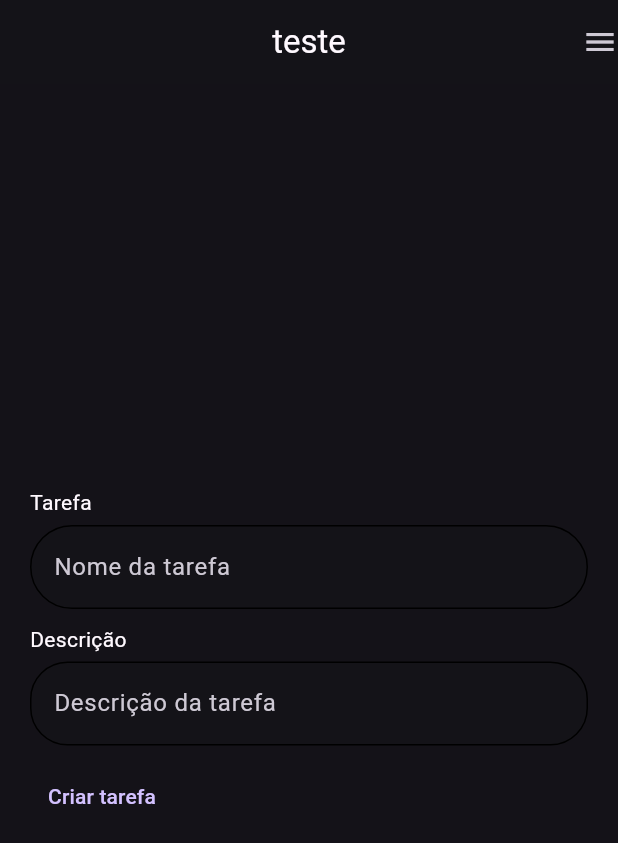
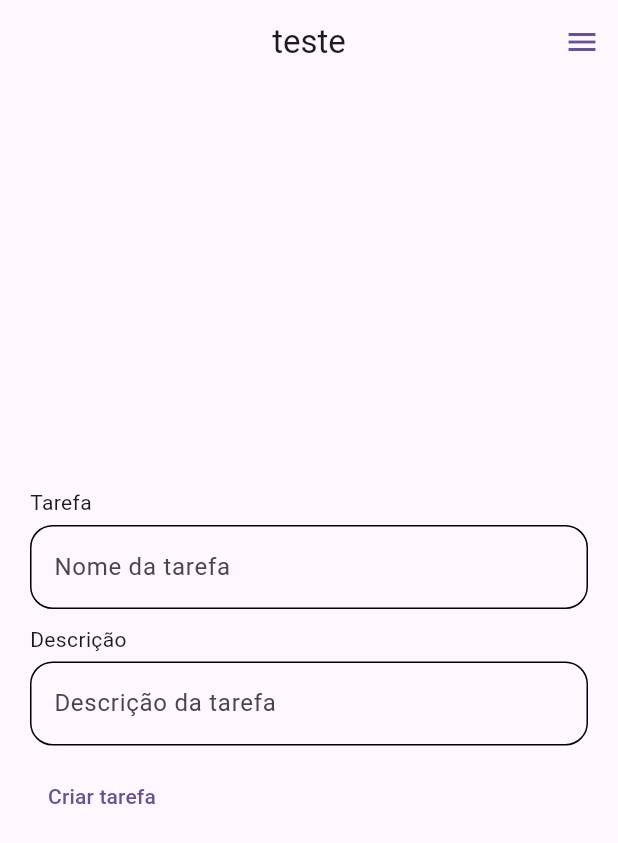
Before and after one commit to gwrgwr/todo_application, a Flutter app: the MyPageView screen opened directly, swiped to page 2, on a phone screen of 412 x 824 dp. Shown: the top 843 px of the screen. Run offline on Flutter 3.47's test engine with Material 3 defaults, Android fonts, the phone set to English and light mode, and no system bars; our stand-ins replace bloc, flutter_bloc, flutter_slidable, get_it, sqflite; accounts and stored records are empty.

Commit message:
Fixed bugs and added themes

```diff
--- a/lib/bloc/todo_bloc.dart
+++ b/lib/bloc/todo_bloc.dart
@@ -13,6 +13,7 @@ class TodoBloc extends Bloc<TodoEvent, TodoState> {
   TodoBloc(this._dataFromSqflite) : super(TodoInitialState()) {
     on<TodoRetrieveAllEvent>((TodoRetrieveAllEvent event, Emitter emit) async {
       final retrieve = await _dataFromSqflite.retrieveAll();
+      print(retrieve);
       emit(TodoSuccessState(listTodo: retrieve));
     });
 
--- a/lib/components/my_snackbar.dart
+++ b/lib/components/my_snackbar.dart
@@ -1,10 +1,10 @@
 import 'package:flutter/material.dart';
 
 class MySnackbar {
-  static SnackBar mySnackbar() {
+  static SnackBar mySnackbar(final String text) {
     return SnackBar(
-      content: const Text(
-        'Tarefa adicionada com sucesso !',
+      content: Text(
+        text,
         style: TextStyle(
         ),
       ),
--- a/lib/components/slidable_widget.dart
+++ b/lib/components/slidable_widget.dart
@@ -1,7 +1,7 @@
 import 'package:flutter/material.dart';
 import 'package:flutter_slidable/flutter_slidable.dart';
 import 'package:todo_application/bloc/todo_bloc.dart';
-import 'package:todo_application/components/modal_edit_widget.dart';
+import 'package:todo_application/components/bottom_sheets_edit.dart';
 import 'package:todo_application/model/todo_model.dart';
 
 class MySlidable extends StatelessWidget {
@@ -81,10 +81,12 @@ class MySlidable extends StatelessWidget {
               IconButton(
                 onPressed: () {
                   showModalBottomSheet(
+                    isScrollControlled: true,
                     context: context,
                     builder: (context) {
                       return ModalEdit(
                         item: item,
+                        todoBloc: todoBloc,
                       );
                     },
                   );
--- a/lib/main.dart
+++ b/lib/main.dart
@@ -23,7 +23,7 @@ class MyApp extends StatelessWidget {
     return MaterialApp(
       title: 'Flutter Demo',
       debugShowCheckedModeBanner: false,
-      theme: MaterialTheme(TextTheme()).darkMediumContrast(),
+      theme: const MaterialTheme(TextTheme()).light(),
       home: BlocProvider(
         create: (context) => TodoBloc(GetIt.instance.get<DataFromSqflite>()),
         child: MyPageView(),
--- a/lib/views/home_page.dart
+++ b/lib/views/home_page.dart
@@ -3,7 +3,7 @@ import 'package:flutter_bloc/flutter_bloc.dart';
 import 'package:flutter_slidable/flutter_slidable.dart';
 import 'package:get_it/get_it.dart';
 import 'package:todo_application/bloc/todo_bloc.dart';
-import 'package:todo_application/components/modal_edit_widget.dart';
+import 'package:todo_application/components/bottom_sheets_edit.dart';
 import 'package:todo_application/components/slidable_widget.dart';
 import 'package:todo_application/data/data_from_sqflite.dart';
 
--- a/lib/views/page_view.dart
+++ b/lib/views/page_view.dart
@@ -11,12 +11,17 @@ class MyPageView extends StatelessWidget {
   @override
   Widget build(BuildContext context) {
     return Scaffold(
+      resizeToAvoidBottomInset: true,
       appBar: AppBar(
         title: const Text('teste'),
         centerTitle: true,
-        actions: const [
-          Icon(
-            Icons.menu,
+        actions: [
+          IconButton(
+            onPressed: () {},
+            icon: Icon(
+              Icons.menu,
+              color: Theme.of(context).buttonTheme.colorScheme?.primary,
+            ),
           )
         ],
       ),
--- a/lib/views/todo_insert_page.dart
+++ b/lib/views/todo_insert_page.dart
@@ -26,18 +26,17 @@ class InsertPage extends StatelessWidget {
             decoration: InputDecoration(
               filled: true,
               hintText: "Nome da tarefa",
-              hintStyle: const TextStyle(
-              ),
+              hintStyle: const TextStyle(),
               enabledBorder: OutlineInputBorder(
-                borderRadius: BorderRadius.circular(30),
+                borderRadius: BorderRadius.circular(15),
               ),
               disabledBorder: OutlineInputBorder(
                 borderSide: BorderSide.none,
-                borderRadius: BorderRadius.circular(30),
+                borderRadius: BorderRadius.circular(15),
               ),
               focusedBorder: OutlineInputBorder(
                 borderSide: BorderSide.none,
-                borderRadius: BorderRadius.circular(30),
+                borderRadius: BorderRadius.circular(20),
               ),
             ),
           ),
@@ -50,24 +49,24 @@ class InsertPage extends StatelessWidget {
             decoration: InputDecoration(
               filled: true,
               hintText: "Descrição da tarefa",
-              hintStyle: const TextStyle(
-              ),
+              hintStyle: const TextStyle(),
               enabledBorder: OutlineInputBorder(
-                borderRadius: BorderRadius.circular(25),
+                borderRadius: BorderRadius.circular(15),
               ),
               disabledBorder: OutlineInputBorder(
                 borderSide: BorderSide.none,
-                borderRadius: BorderRadius.circular(25),
+                borderRadius: BorderRadius.circular(15),
               ),
               focusedBorder: OutlineInputBorder(
                 borderSide: BorderSide.none,
-                borderRadius: BorderRadius.circular(30),
+                borderRadius: BorderRadius.circular(20),
               ),
             ),
           ),
           const SizedBox(height: 10),
           TextButton(
             onPressed: () {
+              if (todoTextController.text.isNotEmpty) {
                 todoBloc.add(
                   TodoInsertEvent(
                     todo: Todo(
@@ -82,7 +81,7 @@ class InsertPage extends StatelessWidget {
                 todoTextController.clear();
                 descriptionController.clear();
                 ScaffoldMessenger.of(context).showSnackBar(
-                MySnackbar.mySnackbar(),
+                  MySnackbar.mySnackbar('Tarefa adicionada com sucesso !'),
                 );
                 FocusManager.instance.primaryFocus?.unfocus();
                 pageController.animateToPage(
@@ -90,6 +89,12 @@ class InsertPage extends StatelessWidget {
                   duration: Duration(seconds: 1),
                   curve: Curves.ease,
                 );
+                // pageController.jumpToPage(0);
+              } else {
+                ScaffoldMessenger.of(context).showSnackBar(
+                  MySnackbar.mySnackbar('Erro ao adicionar tarefa !'),
+                );
+              }
             },
             child: Container(
               child: const Text('Criar tarefa'),
```
Also changed, not shown: lib/components/bottom_sheets_edit.dart (added, +115 -0 lines), lib/components/modal_edit_widget.dart (deleted, +0 -80 lines). Lines whose indentation alone changed are shown as unchanged.
